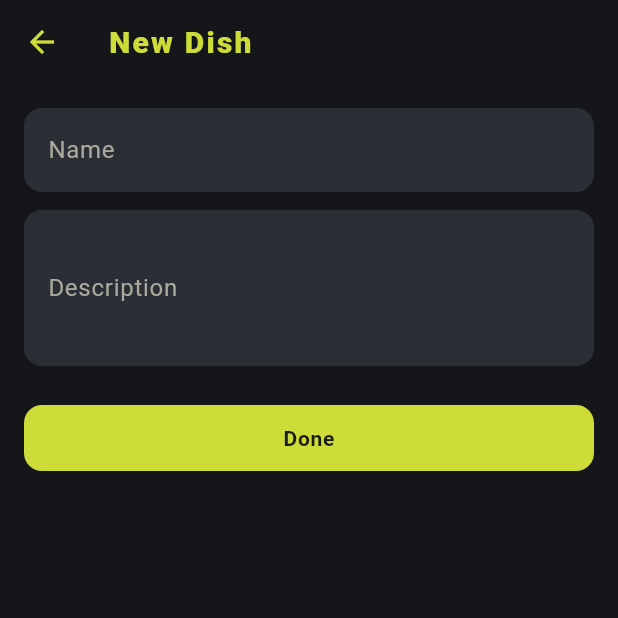
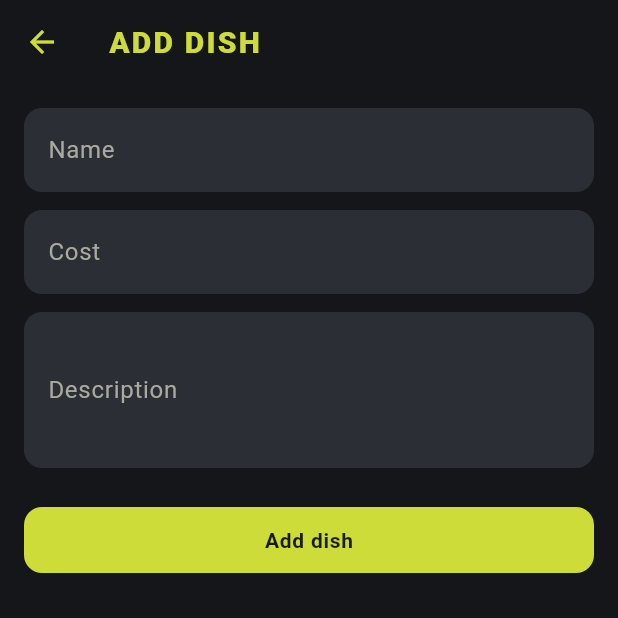
Before and after one commit to jb-cheng/Reclamation-restaurant, a Flutter app: the screen it shows after launch, after a tap on "Add dish", on a phone screen of 412 x 824 dp, the top half of it. Run offline on Flutter 3.47's test engine with Material 3 defaults, Android fonts, the phone set to English and light mode, and no system bars; our stand-ins replace material_ui, sqflite; accounts and stored records are empty.

Commit message:
feat(new dish screen): add price field, add editing capability
added the price field to the new dish screen, and edit mode for the new dish screen, opened by pressing a dish in the main screen

```diff
--- a/lib/home_screen.dart
+++ b/lib/home_screen.dart
@@ -1,11 +1,12 @@
 import 'package:material_ui/material_ui.dart';
 
 import 'db_helper.dart';
+import 'new_dish_screen.dart';
 import 'dish.dart';
-import 'new_dish_screen.dart';
 import 'theme.dart';
 
 /// Home screen: the seeded menu of dishes with their costs.
+/// Tap a dish to edit it, long-press to delete, FAB to add a new one.
 class HomeScreen extends StatefulWidget {
   const HomeScreen({super.key});
 
@@ -33,20 +34,12 @@ class _HomeScreenState extends State<HomeScreen> {
     });
   }
 
-  Future<void> _openNewDish() async {
-    final dish = await Navigator.push<Dish>(
+  Future<void> _openFoodForm({Dish? food}) async {
+    final saved = await Navigator.push<bool>(
       context,
-      MaterialPageRoute(builder: (context) => const NewDishScreen()),
+      MaterialPageRoute(builder: (_) => NewDishScreen(food: food)),
     );
-    if (dish == null) return;
-    // The unchanged add form has no cost field, so new dishes start at $0.00.
-    await DbHelper.instance.insertFood(Dish(
-      name: dish.name,
-      cost: 0.0,
-      description: dish.description,
-      image: '',
-    ));
-    _load();
+    if (saved == true) _load();
   }
 
   Future<void> _confirmDelete(Dish food) async {
@@ -54,7 +47,7 @@ class _HomeScreenState extends State<HomeScreen> {
       context: context,
       builder: (dialogContext) => AlertDialog(
         title: const Text('Delete dish?'),
-        content: Text('${food.name} will be removed.'),
+        content: Text('${food.name} will be removed from the menu.'),
         actions: [
           TextButton(
             onPressed: () => Navigator.pop(dialogContext, false),
@@ -62,6 +55,7 @@ class _HomeScreenState extends State<HomeScreen> {
           ),
           TextButton(
             onPressed: () => Navigator.pop(dialogContext, true),
+            style: TextButton.styleFrom(foregroundColor: kDanger),
             child: const Text('Delete'),
           ),
         ],
@@ -86,11 +80,6 @@ class _HomeScreenState extends State<HomeScreen> {
           ],
         ),
       ),
-      floatingActionButton: FloatingActionButton.extended(
-        onPressed: _openNewDish,
-        icon: const Icon(Icons.add),
-        label: const Text('Add dish'),
-      ),
       body: _loading
           ? const Center(child: CircularProgressIndicator())
           : _foods.isEmpty
@@ -101,6 +90,11 @@ class _HomeScreenState extends State<HomeScreen> {
                     Expanded(child: _buildList()),
                   ],
                 ),
+      floatingActionButton: FloatingActionButton.extended(
+        onPressed: () => _openFoodForm(),
+        icon: const Icon(Icons.add),
+        label: const Text('Add dish'),
+      ),
     );
   }
 
@@ -148,6 +142,8 @@ class _HomeScreenState extends State<HomeScreen> {
           Image.asset('assets/logo.png', width: 120),
           const SizedBox(height: 16),
           const Text('No dishes yet', style: TextStyle(color: kText, fontSize: 18)),
+          const SizedBox(height: 6),
+          const Text('Tap "Add dish" to create one.', style: TextStyle(color: kMuted)),
         ],
       ),
     );
@@ -162,6 +158,7 @@ class _HomeScreenState extends State<HomeScreen> {
         return Card(
           child: InkWell(
             borderRadius: BorderRadius.circular(14),
+            onTap: () => _openFoodForm(food: food),
             onLongPress: () => _confirmDelete(food),
             child: Padding(
               padding: const EdgeInsets.all(12),
--- a/lib/new_dish_screen.dart
+++ b/lib/new_dish_screen.dart
@@ -1,8 +1,13 @@
 import 'package:material_ui/material_ui.dart';
+
+import 'db_helper.dart';
 import 'dish.dart';
 
+/// Add a new dish (food == null) or edit an existing one.
+/// Pops with `true` when a dish was saved so the menu can reload.
 class NewDishScreen extends StatefulWidget {
-  const NewDishScreen({super.key});
+  final Dish? food;
+  const NewDishScreen({super.key, this.food});
 
   @override
   State<NewDishScreen> createState() => _NewDishScreenState();
@@ -10,45 +15,65 @@ class NewDishScreen extends StatefulWidget {
 
 class _NewDishScreenState extends State<NewDishScreen> {
   final _nameController = TextEditingController();
+  final _costController = TextEditingController();
   final _descController = TextEditingController();
   String? _nameError;
+  String? _costError;
+
+  bool get _isEdit => widget.food != null;
 
   @override
   void initState() {
     super.initState();
-    debugPrint('NewDish initState');
+    final food = widget.food;
+    if (food != null) {
+      _nameController.text = food.name;
+      _costController.text = food.cost.toStringAsFixed(2);
+      _descController.text = food.description;
+    }
   }
 
   @override
   void dispose() {
-    debugPrint('NewDish dispose');
     _nameController.dispose();
+    _costController.dispose();
     _descController.dispose();
     super.dispose();
   }
 
-  void _done() {
+  // Validate the inputs, then insert or update the dish.
+  Future<void> _save() async {
     final name = _nameController.text.trim();
-    if (name.isEmpty) {
+    final cost = double.tryParse(_costController.text.trim());
     setState(() {
-        _nameError = 'Name is required';
+      _nameError = name.isEmpty ? 'Name is required' : null;
+      _costError = (cost == null || cost <= 0) ? 'Enter a cost greater than 0' : null;
     });
-      return;
+    if (_nameError != null || _costError != null) return;
+
+    final existing = widget.food;
+    final food = Dish(
+      id: existing?.id,
+      name: name,
+      cost: cost!,
+      description: _descController.text.trim(),
+      image: existing?.image ?? '',
+    );
+    if (_isEdit) {
+      await DbHelper.instance.updateFood(food);
+    } else {
+      await DbHelper.instance.insertFood(food);
     }
-    final dish = Dish(
-      name: name,
-      description: _descController.text.trim(),
-    );
-    Navigator.pop(context, dish);
+    if (!mounted) return;
+    Navigator.pop(context, true);
   }
 
   @override
   Widget build(BuildContext context) {
     return Scaffold(
-      appBar: AppBar(title: const Text('New Dish')),
-      body: Padding(
+      appBar: AppBar(title: Text(_isEdit ? 'EDIT DISH' : 'ADD DISH')),
+      body: ListView(
         padding: const EdgeInsets.all(16),
-        child: ListView(
         children: [
           TextField(
             controller: _nameController,
@@ -56,6 +81,17 @@ class _NewDishScreenState extends State<NewDishScreen> {
               labelText: 'Name',
               border: const OutlineInputBorder(),
               errorText: _nameError,
+            ),
+          ),
+          const SizedBox(height: 12),
+          TextField(
+            controller: _costController,
+            keyboardType: const TextInputType.numberWithOptions(decimal: true),
+            decoration: InputDecoration(
+              labelText: 'Cost',
+              prefixText: '\$ ',
+              border: const OutlineInputBorder(),
+              errorText: _costError,
             ),
           ),
           const SizedBox(height: 12),
@@ -70,11 +106,10 @@ class _NewDishScreenState extends State<NewDishScreen> {
           ),
           const SizedBox(height: 24),
           FilledButton(
-              onPressed: _done,
-              child: const Text('Done'),
+            onPressed: _save,
+            child: Text(_isEdit ? 'Save changes' : 'Add dish'),
           ),
         ],
-        ),
       ),
     );
   }
```
Lines whose indentation alone changed are shown as unchanged.
